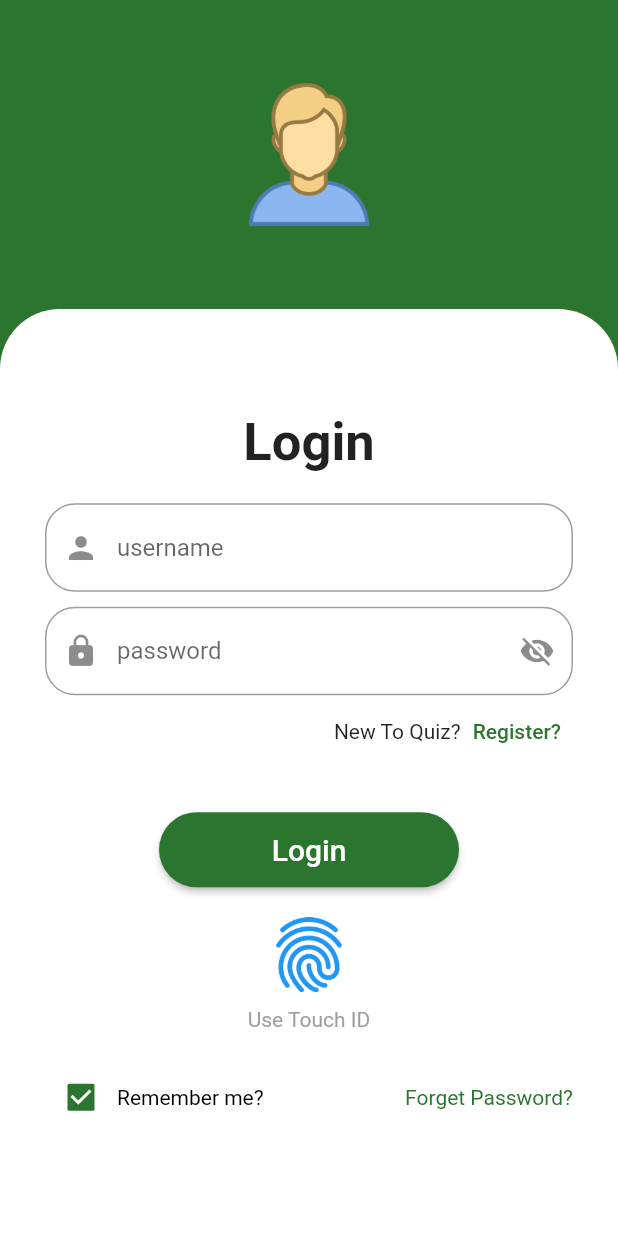
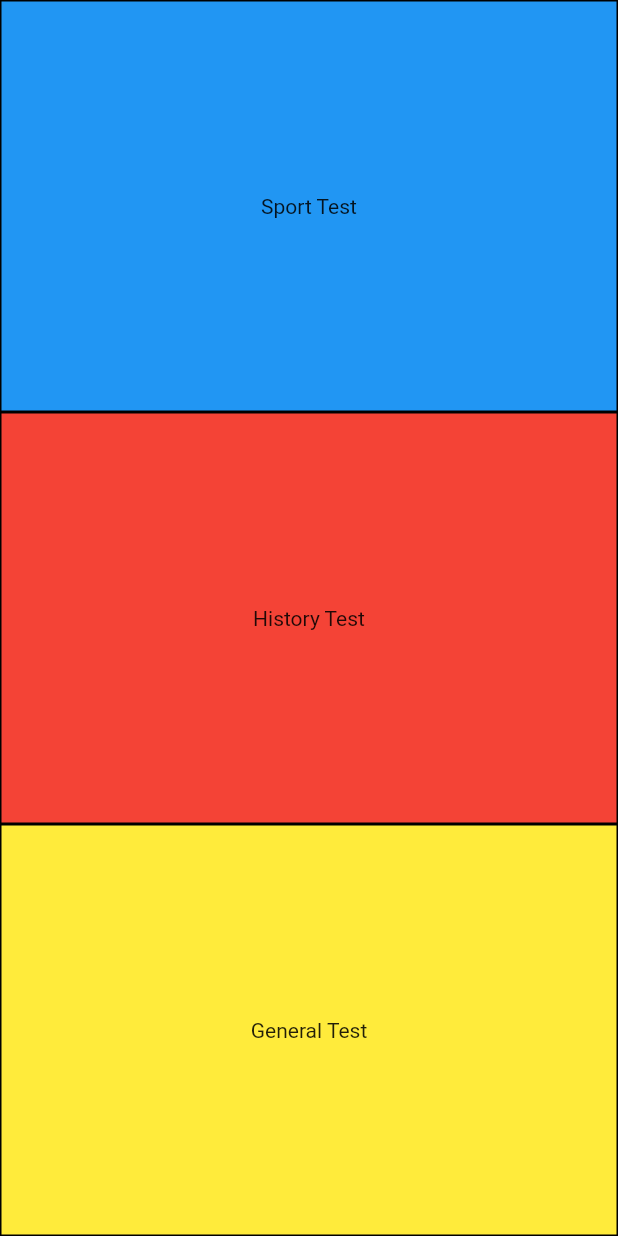
Before and after one commit to raneemfayez/Quiz-App, a Flutter app: the loginPage screen opened directly, after a tap on "Login", on a phone screen of 412 x 824 dp. Run offline on Flutter 3.47's test engine with Material 2 defaults, Android fonts, the phone set to English and light mode, and no system bars.

Commit message:
categoryPage

```diff
--- /dev/null
+++ b/lib/Screens/category_page.dart
@@ -0,0 +1,29 @@
+import 'package:flutter/material.dart';
+
+class categoryPage extends StatelessWidget {
+  categoryPage({super.key});
+
+  List quizName = ["Sport Test", "History Test", "General Test"];
+  List quizColor = [Colors.blue, Colors.red, Colors.yellow];
+
+  @override
+  Widget build(BuildContext context) {
+    return Scaffold(
+      body: Column(
+        children: [
+          for (int i = 0; i < 3; i++)
+            Expanded(
+              child: Container(
+                child: Center(
+                  child: Text(quizName[i]),
+                ),
+                decoration: BoxDecoration(
+                    color: quizColor[i],
+                    border: Border.all(width: 1, color: Colors.black)),
+              ),
+            )
+        ],
+      ),
+    );
+  }
+}
--- a/lib/Screens/home_page.dart
+++ b/lib/Screens/home_page.dart
@@ -1,4 +1,6 @@
 import 'package:flutter/material.dart';
+
+import 'login_page.dart';
 
 class HomePage extends StatelessWidget {
   const HomePage({Key? key}) : super(key: key);
@@ -46,7 +48,14 @@ class HomePage extends StatelessWidget {
             ),
             ElevatedButton(
               onPressed: () {
-                // Respond to button press
+                // انا هنا محتاج امتب الكود او الامر اللي هيخليني انفيجيت علي اللوجن
+
+                Navigator.push(
+                  context,
+                  MaterialPageRoute<void>(
+                    builder: (BuildContext context) => const loginPage(),
+                  ),
+                );
               },
               style: ElevatedButton.styleFrom(
                   primary: Colors.green, fixedSize: const Size(320, 30)
--- a/lib/Screens/login_page.dart
+++ b/lib/Screens/login_page.dart
@@ -1,4 +1,5 @@
 import 'package:flutter/material.dart';
+import 'package:quiz_app/Screens/category_page.dart';
 
 class loginPage extends StatelessWidget {
   const loginPage({Key? key}) : super(key: key);
@@ -105,7 +106,15 @@ class loginPage extends StatelessWidget {
                               backgroundColor:
                                   MaterialStateProperty.all(Color(0xFF2C752E)),
                             ),
-                            onPressed: () {},
+                            onPressed: () {
+                              Navigator.push(
+                                context,
+                                MaterialPageRoute<void>(
+                                  builder: (BuildContext context) =>
+                                      categoryPage(),
+                                ),
+                              );
+                            },
                             child: const Text(
                               "Login",
                               style: TextStyle(fontSize: 20),
--- a/lib/main.dart
+++ b/lib/main.dart
@@ -14,7 +14,7 @@ class quizApp extends StatelessWidget {
   Widget build(BuildContext context) {
     return MaterialApp(
       debugShowCheckedModeBanner: false,
-      home: const loginPage(),
+      home: const HomePage(),
     );
   }
 }
```
